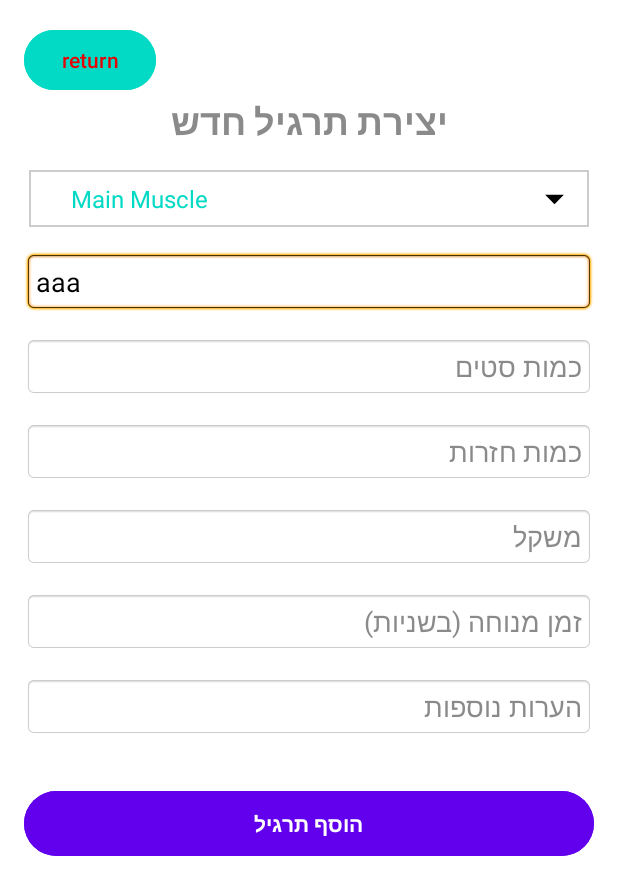
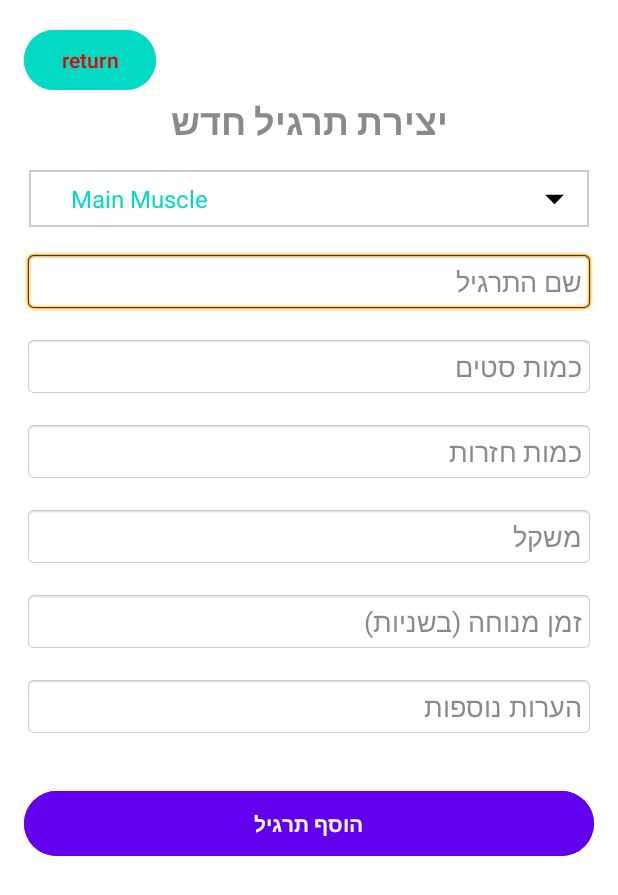
Before and after one commit to GalAngel15/Gym_Project_AndroidStudio, an Android app: the AddCustomExerciseActivity screen opened directly, with no data from a screen before it, on a phone screen of 412 x 824 dp. Shown: the top 895 px of the screen. Run offline under Robolectric (Android 15) with nearby library versions, the phone set to English and light mode, and no system bars; our stand-ins replace Firebase (no records; nobody signed in at launch, a user with empty details on screens opened directly).

```diff
--- a/app/src/main/res/layout/activity_add_custom_exercise.xml
+++ b/app/src/main/res/layout/activity_add_custom_exercise.xml
@@ -40,7 +40,6 @@
         android:layout_width="match_parent"
         android:layout_height="wrap_content"
         android:hint="שם התרגיל"
-        android:text="aaa"
         android:textColor="@color/black"
         android:textColorHint="@color/hints"
         android:background="@android:drawable/editbox_background"
```
